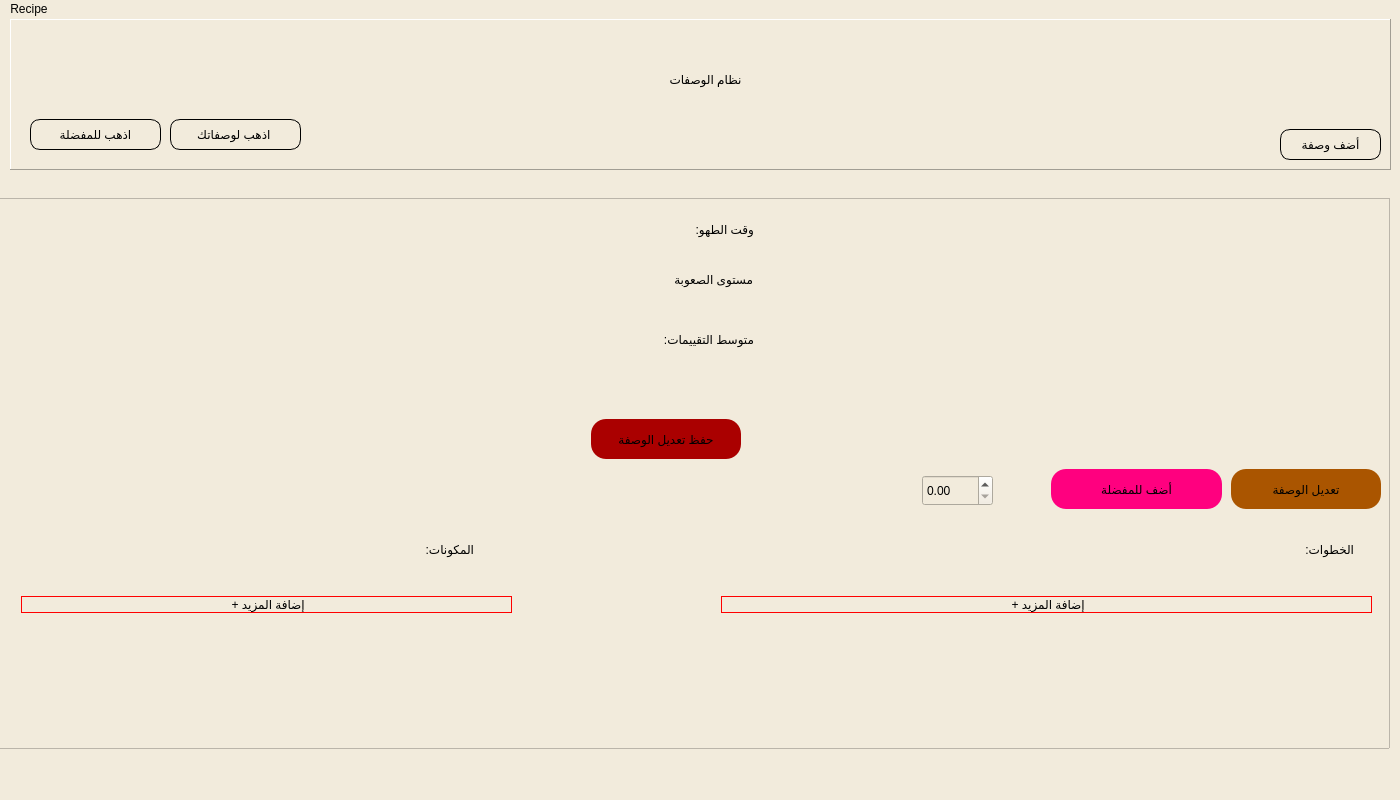
Qt form RMS/mainwindow.ui (MohammedNaser28/Structure-Programming-project) before a commit.
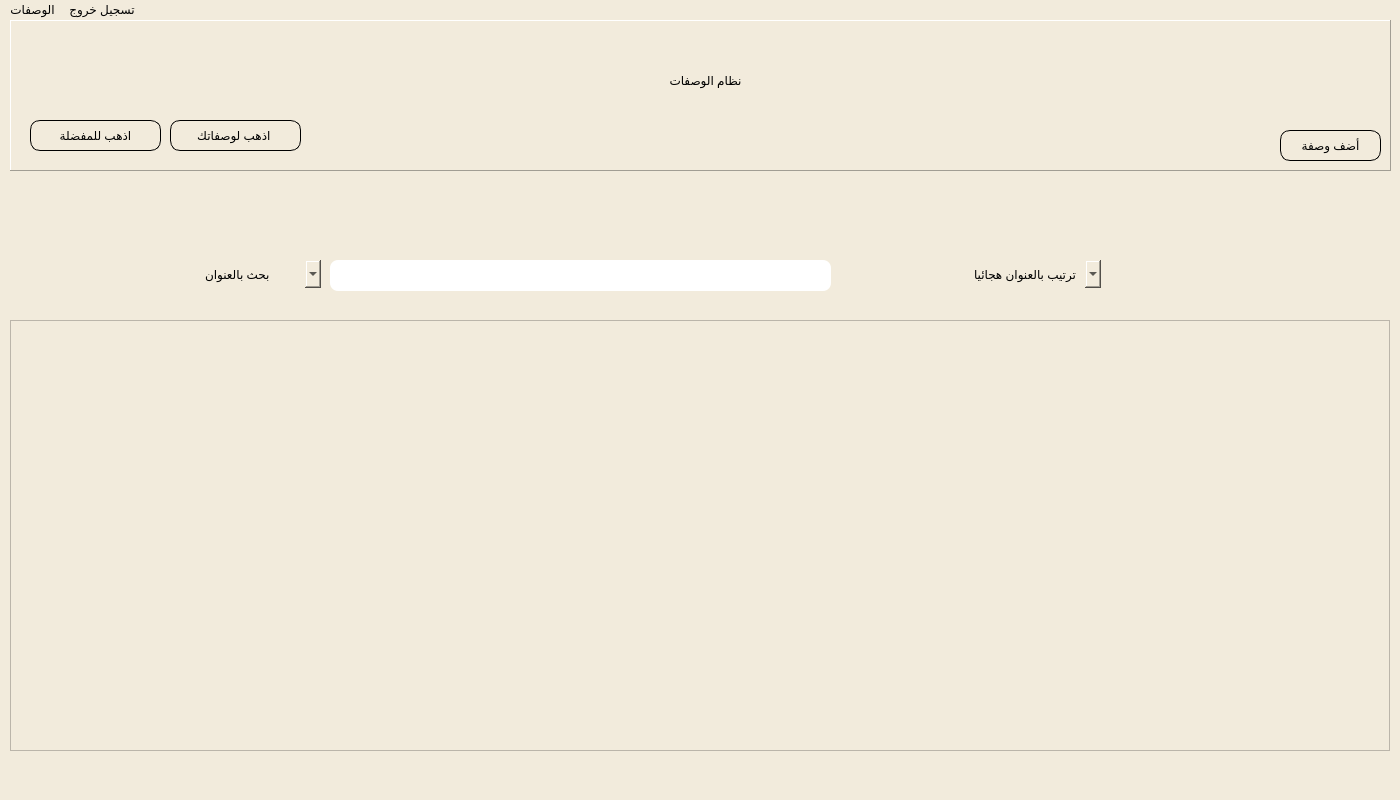
The same form after that commit. The open tabs and pages were chosen to show the change. Icons and pictures are not drawn.

The edit to the form file:
```diff
--- a/RMS/mainwindow.ui
+++ b/RMS/mainwindow.ui
@@ -792,343 +792,6 @@
       </widget>
      </widget>
     </widget>
-    <widget class="QWidget" name="user_edit_page_2">
-     <widget class="QScrollArea" name="scrollArea_5">
-      <property name="geometry">
-       <rect>
-        <x>-10</x>
-        <y>19</y>
-        <width>1400</width>
-        <height>551</height>
-       </rect>
-      </property>
-      <property name="widgetResizable">
-       <bool>true</bool>
-      </property>
-      <widget class="QWidget" name="scrollAreaWidgetContents_2">
-       <property name="geometry">
-        <rect>
-         <x>0</x>
-         <y>0</y>
-         <width>1398</width>
-         <height>549</height>
-        </rect>
-       </property>
-       <widget class="QLabel" name="rate_label_2">
-        <property name="geometry">
-         <rect>
-          <x>870</x>
-          <y>280</y>
-          <width>55</width>
-          <height>30</height>
-         </rect>
-        </property>
-        <property name="styleSheet">
-         <string notr="true">image: url(:/MainWindow/star.png);</string>
-        </property>
-        <property name="text">
-         <string/>
-        </property>
-       </widget>
-       <widget class="QDoubleSpinBox" name="rate_spin_user_2">
-        <property name="geometry">
-         <rect>
-          <x>931</x>
-          <y>276</y>
-          <width>71</width>
-          <height>31</height>
-         </rect>
-        </property>
-        <property name="cursor">
-         <cursorShape>PointingHandCursor</cursorShape>
-        </property>
-        <property name="styleSheet">
-         <string notr="true">font: 10pt &quot;Segoe UI&quot;;
-color:rgb(0,0,0)</string>
-        </property>
-       </widget>
-       <widget class="QLabel" name="display_level_recipe_2">
-        <property name="geometry">
-         <rect>
-          <x>539</x>
-          <y>60</y>
-          <width>231</width>
-          <height>40</height>
-         </rect>
-        </property>
-        <property name="styleSheet">
-         <string notr="true">color:rgb(0,0,0);
-
-border:none;
-border-radius:15px;
-/*background-color: rgb(170, 85, 0);*/
-padding:5px;
-font:500 12pt &quot;Reem Kufi&quot;;
-</string>
-        </property>
-        <property name="text">
-         <string>مستوى الصعوبة</string>
-        </property>
-       </widget>
-       <widget class="QLabel" name="display_avg_rate_2">
-        <property name="geometry">
-         <rect>
-          <x>540</x>
-          <y>120</y>
-          <width>231</width>
-          <height>40</height>
-         </rect>
-        </property>
-        <property name="styleSheet">
-         <string notr="true">color:rgb(0,0,0);
-
-border:none;
-border-radius:15px;
-/*background-color: rgb(170, 85, 0);*/
-padding:5px;
-font:500 12pt &quot;Reem Kufi&quot;;
-</string>
-        </property>
-        <property name="text">
-         <string>متوسط التقييمات:</string>
-        </property>
-       </widget>
-       <widget class="QLabel" name="steps_label_3">
-        <property name="geometry">
-         <rect>
-          <x>1200</x>
-          <y>330</y>
-          <width>171</width>
-          <height>41</height>
-         </rect>
-        </property>
-        <property name="styleSheet">
-         <string notr="true">
-border:none;
-border-radius:15px;
-padding:5px;
-font:500 18pt &quot;Reem Kufi&quot;;
-color:rgb(0,0,0);
-</string>
-        </property>
-        <property name="text">
-         <string>الخطوات:</string>
-        </property>
-       </widget>
-       <widget class="QPushButton" name="add_favorite_btn_2">
-        <property name="geometry">
-         <rect>
-          <x>1060</x>
-          <y>270</y>
-          <width>171</width>
-          <height>40</height>
-         </rect>
-        </property>
-        <property name="cursor">
-         <cursorShape>PointingHandCursor</cursorShape>
-        </property>
-        <property name="styleSheet">
-         <string notr="true">
-border:none;
-border-radius:15px;
-padding:5px;
-font:500 12pt &quot;Reem Kufi&quot;;
-color:rgb(0,0,0);
-background-color: rgb(255, 0, 127);</string>
-        </property>
-        <property name="text">
-         <string>أضف للمفضلة</string>
-        </property>
-        <property name="icon">
-         <iconset resource="mainwindow.qrc">
-          <normaloff>:/MainWindow/heart.png</normaloff>:/MainWindow/heart.png</iconset>
-        </property>
-        <property name="iconSize">
-         <size>
-          <width>25</width>
-          <height>25</height>
-         </size>
-        </property>
-       </widget>
-       <widget class="QLabel" name="img_edit_preview">
-        <property name="geometry">
-         <rect>
-          <x>20</x>
-          <y>10</y>
-          <width>481</width>
-          <height>251</height>
-         </rect>
-        </property>
-        <property name="styleSheet">
-         <string notr="true">border:none;
-border-radius:10px;
-</string>
-        </property>
-        <property name="text">
-         <string/>
-        </property>
-       </widget>
-       <widget class="QLabel" name="inged_label_2">
-        <property name="geometry">
-         <rect>
-          <x>320</x>
-          <y>330</y>
-          <width>171</width>
-          <height>41</height>
-         </rect>
-        </property>
-        <property name="styleSheet">
-         <string notr="true">
-border:none;
-border-radius:15px;
-padding:5px;
-font:500 18pt &quot;Reem Kufi&quot;;
-color:rgb(0,0,0);
-</string>
-        </property>
-        <property name="text">
-         <string>المكونات:</string>
-        </property>
-       </widget>
-       <widget class="QLabel" name="display_time_recipe_2">
-        <property name="geometry">
-         <rect>
-          <x>610</x>
-          <y>10</y>
-          <width>161</width>
-          <height>40</height>
-         </rect>
-        </property>
-        <property name="styleSheet">
-         <string notr="true">border:none;
-border-radius:15px;
-/*background-color: rgb(170, 85, 0);*/
-padding:5px;
-font:500 12pt &quot;Reem Kufi&quot;;
-color:rgb(0,0,0);
-</string>
-        </property>
-        <property name="text">
-         <string>وقت الطهو:</string>
-        </property>
-       </widget>
-       <widget class="QPushButton" name="edit_user_btn_2">
-        <property name="geometry">
-         <rect>
-          <x>1240</x>
-          <y>270</y>
-          <width>150</width>
-          <height>40</height>
-         </rect>
-        </property>
-        <property name="cursor">
-         <cursorShape>PointingHandCursor</cursorShape>
-        </property>
-        <property name="styleSheet">
-         <string notr="true">border:none;
-border-radius:15px;
-background-color: rgb(170, 85, 0);
-padding:5px;
-font:500 12pt &quot;Reem Kufi&quot;;
-color:rgb(0,0,0)</string>
-        </property>
-        <property name="text">
-         <string>تعديل الوصفة</string>
-        </property>
-       </widget>
-       <widget class="QWidget" name="ing_container_edit" native="true">
-        <property name="geometry">
-         <rect>
-          <x>30</x>
-          <y>380</y>
-          <width>491</width>
-          <height>52</height>
-         </rect>
-        </property>
-        <layout class="QVBoxLayout" name="verticalLayout_4">
-         <item>
-          <widget class="QPushButton" name="add_ing_edit_btn">
-           <property name="styleSheet">
-            <string notr="true">font: 16pt &quot;Reem Kufi&quot;;
-color:rgb(0, 0, 0);
-border:1px  solid red;
-border-radius:10px;</string>
-           </property>
-           <property name="text">
-            <string> + إضافة المزيد</string>
-           </property>
-          </widget>
-         </item>
-        </layout>
-       </widget>
-       <widget class="QWidget" name="steps_container_edit" native="true">
-        <property name="geometry">
-         <rect>
-          <x>730</x>
-          <y>380</y>
-          <width>651</width>
-          <height>52</height>
-         </rect>
-        </property>
-        <layout class="QVBoxLayout" name="verticalLayout_5">
-         <item>
-          <widget class="QPushButton" name="add_method_edit_btn">
-           <property name="styleSheet">
-            <string notr="true">font: 16pt &quot;Reem Kufi&quot;;
-color:rgb(0, 0, 0);
-border:1px  solid red;
-border-radius:10px;</string>
-           </property>
-           <property name="text">
-            <string> + إضافة المزيد</string>
-           </property>
-          </widget>
-         </item>
-        </layout>
-       </widget>
-       <widget class="QPlainTextEdit" name="desc_edit_field">
-        <property name="geometry">
-         <rect>
-          <x>800</x>
-          <y>10</y>
-          <width>581</width>
-          <height>241</height>
-         </rect>
-        </property>
-        <property name="styleSheet">
-         <string notr="true">color:rgb(0,0,0);
-font: 13pt &quot;Reem Kufi&quot;;
-border:none;
-border-radius:8px;</string>
-        </property>
-       </widget>
-       <widget class="QPushButton" name="save_edit_recipe_btn">
-        <property name="geometry">
-         <rect>
-          <x>600</x>
-          <y>220</y>
-          <width>150</width>
-          <height>40</height>
-         </rect>
-        </property>
-        <property name="cursor">
-         <cursorShape>PointingHandCursor</cursorShape>
-        </property>
-        <property name="styleSheet">
-         <string notr="true">border:none;
-border-radius:15px;
-padding:5px;
-font:500 12pt &quot;Reem Kufi&quot;;
-color:rgb(0,0,0);
-background-color: rgb(170, 0, 0);</string>
-        </property>
-        <property name="text">
-         <string>حفظ تعديل الوصفة</string>
-        </property>
-       </widget>
-      </widget>
-     </widget>
-    </widget>
     <widget class="QWidget" name="admin_page">
      <widget class="QScrollArea" name="scrollArea_2">
       <property name="geometry">
@@ -1544,6 +1207,180 @@
       </widget>
      </widget>
     </widget>
+    <widget class="QWidget" name="all_recipes">
+     <widget class="QScrollArea" name="scrollArea_5">
+      <property name="geometry">
+       <rect>
+        <x>10</x>
+        <y>140</y>
+        <width>1380</width>
+        <height>431</height>
+       </rect>
+      </property>
+      <property name="styleSheet">
+       <string notr="true">background-color: rgb(242, 235, 220);
+</string>
+      </property>
+      <property name="widgetResizable">
+       <bool>true</bool>
+      </property>
+      <widget class="QWidget" name="scrollAreaWidgetContents_5">
+       <property name="geometry">
+        <rect>
+         <x>0</x>
+         <y>0</y>
+         <width>1378</width>
+         <height>429</height>
+        </rect>
+       </property>
+      </widget>
+     </widget>
+     <widget class="QFrame" name="frame_3">
+      <property name="geometry">
+       <rect>
+        <x>20</x>
+        <y>50</y>
+        <width>1371</width>
+        <height>80</height>
+       </rect>
+      </property>
+      <property name="styleSheet">
+       <string notr="true">border:none;</string>
+      </property>
+      <property name="frameShape">
+       <enum>QFrame::Shape::StyledPanel</enum>
+      </property>
+      <property name="frameShadow">
+       <enum>QFrame::Shadow::Raised</enum>
+      </property>
+      <widget class="QComboBox" name="sort_combobox_2">
+       <property name="geometry">
+        <rect>
+         <x>950</x>
+         <y>30</y>
+         <width>131</width>
+         <height>28</height>
+        </rect>
+       </property>
+       <property name="styleSheet">
+        <string notr="true">color:rgb(0,0,0);
+font: 11pt &quot;Reem Kufi&quot;;
+padding:4px;</string>
+       </property>
+       <item>
+        <property name="text">
+         <string>ترتيب بالعنوان هجائيا</string>
+        </property>
+       </item>
+       <item>
+        <property name="text">
+         <string>ترتيب بالوقت</string>
+        </property>
+       </item>
+       <item>
+        <property name="text">
+         <string>ترتيب بمستوى الصعوبة</string>
+        </property>
+       </item>
+       <item>
+        <property name="text">
+         <string>عدد المكونات</string>
+        </property>
+       </item>
+      </widget>
+      <widget class="QLineEdit" name="search_field_2">
+       <property name="geometry">
+        <rect>
+         <x>310</x>
+         <y>30</y>
+         <width>501</width>
+         <height>31</height>
+        </rect>
+       </property>
+       <property name="styleSheet">
+        <string notr="true">background-color: rgb(255, 255, 255);
+border:none;
+border-radius:8px;
+color:rgb(0,0,0);
+font: 500 12pt &quot;Cairo&quot;;</string>
+       </property>
+      </widget>
+      <widget class="QPushButton" name="search_btn_2">
+       <property name="geometry">
+        <rect>
+         <x>830</x>
+         <y>30</y>
+         <width>51</width>
+         <height>29</height>
+        </rect>
+       </property>
+       <property name="styleSheet">
+        <string notr="true">/*background-color: rgb(255, 255, 255);
+*/border:none;</string>
+       </property>
+       <property name="text">
+        <string/>
+       </property>
+       <property name="icon">
+        <iconset resource="mainwindow.qrc">
+         <normaloff>:/MainWindow/search-interface-symbol.png</normaloff>:/MainWindow/search-interface-symbol.png</iconset>
+       </property>
+      </widget>
+      <widget class="QComboBox" name="search_combobox_2">
+       <property name="geometry">
+        <rect>
+         <x>180</x>
+         <y>30</y>
+         <width>121</width>
+         <height>28</height>
+        </rect>
+       </property>
+       <property name="styleSheet">
+        <string notr="true">color:rgb(0,0,0);
+font: 11pt &quot;Reem Kufi&quot;;
+</string>
+       </property>
+       <item>
+        <property name="text">
+         <string>بحث بالعنوان</string>
+        </property>
+       </item>
+       <item>
+        <property name="text">
+         <string>بحث بالوقت</string>
+        </property>
+       </item>
+       <item>
+        <property name="text">
+         <string>بحث بالمكونات</string>
+        </property>
+       </item>
+      </widget>
+      <widget class="QPushButton" name="arrangment_btn_2">
+       <property name="geometry">
+        <rect>
+         <x>1140</x>
+         <y>30</y>
+         <width>31</width>
+         <height>24</height>
+        </rect>
+       </property>
+       <property name="text">
+        <string/>
+       </property>
+       <property name="icon">
+        <iconset resource="mainwindow.qrc">
+         <normaloff>:/MainWindow/sort-descending.png</normaloff>:/MainWindow/sort-descending.png</iconset>
+       </property>
+       <property name="iconSize">
+        <size>
+         <width>32</width>
+         <height>32</height>
+        </size>
+       </property>
+      </widget>
+     </widget>
+    </widget>
    </widget>
    <widget class="QPushButton" name="home_btn">
     <property name="geometry">
@@ -1771,13 +1608,20 @@
    </property>
    <widget class="QMenu" name="menuRecipe">
     <property name="title">
-     <string>Recipe</string>
+     <string>الوصفات</string>
     </property>
     <addaction name="actionDisplay_all_recipes"/>
     <addaction name="actionDisplay_suggest_recipes"/>
     <addaction name="actionDisplay_favorites_recipes"/>
+    <addaction name="actionDisplay_my_recipes"/>
+   </widget>
+   <widget class="QMenu" name="logout_menubar">
+    <property name="title">
+     <string>تسجيل خروج</string>
+    </property>
    </widget>
    <addaction name="menuRecipe"/>
+   <addaction name="logout_menubar"/>
   </widget>
   <widget class="QStatusBar" name="statusbar"/>
   <action name="actionDisplay_all_recipes">
```
Left out of the diff: 20 changed lines with no effect on the pictures.
